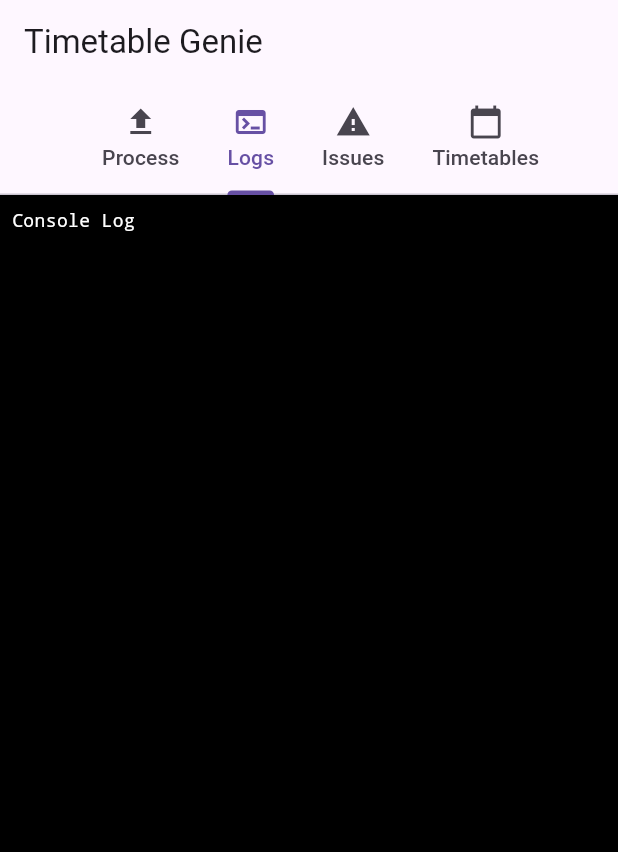
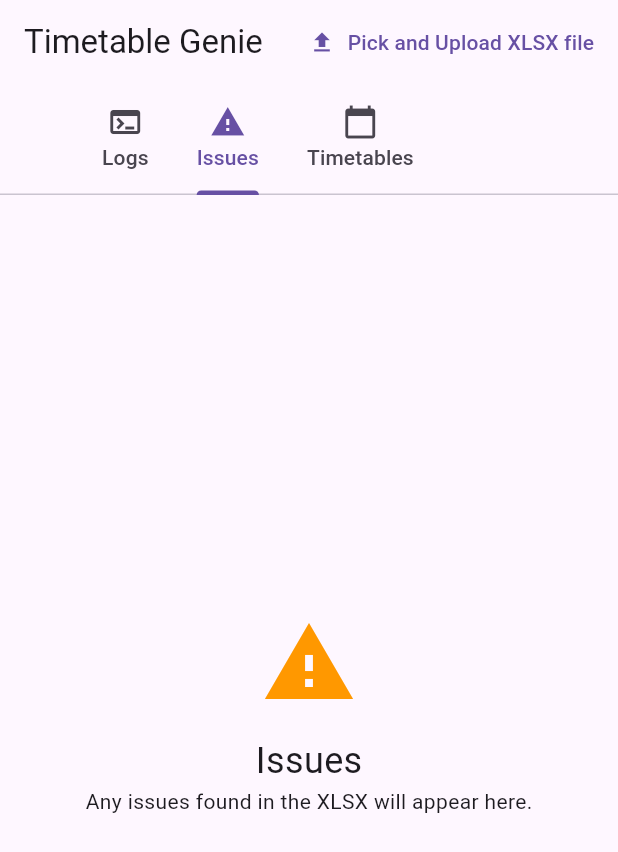
Before and after one commit to NPaspallis/ttgenie, a Flutter app: the screen it shows after launch, tab 2 chosen, on a phone screen of 412 x 824 dp. Shown: the top 852 px of the screen. Run offline on Flutter 3.47's test engine with Material 3 defaults, Android fonts, the phone set to English and light mode, and no system bars; our stand-ins replace file_picker; missing offline and left inert: excel.

Commit message:
refactored to 3 tabs

```diff
--- a/lib/main.dart
+++ b/lib/main.dart
@@ -103,10 +103,21 @@ class _ExcelProcessorState extends State<ExcelProcessor> {
       child: Scaffold(
         appBar: AppBar(
           title: const Text('Timetable Genie'),
+          actions: [
+            TextButton.icon(
+              onPressed: () {
+                _addLog('Uploading file ...');
+                _pickAndProcessFile();
+              },
+              icon: const Icon(Icons.upload),
+              label: const Text(
+                'Pick and Upload XLSX file'
+              ),
+            ),
+          ],
           bottom: const TabBar(
             isScrollable: true,
             tabs: [
-              Tab(icon: Icon(Icons.upload), text: 'Process'),
               Tab(icon: Icon(Icons.terminal), text: 'Logs'),
               Tab(icon: Icon(Icons.report_problem), text: 'Issues'),
               Tab(icon: Icon(Icons.calendar_today), text: 'Timetables'),
@@ -115,24 +126,7 @@ class _ExcelProcessorState extends State<ExcelProcessor> {
         ),
         body: TabBarView(
           children: [
-            // Tab 1: Action Button
-            Center(
-              child: _isProcessing
-                  ? const Column(
-                      mainAxisAlignment: MainAxisAlignment.center,
-                      children: [
-                        CircularProgressIndicator(),
-                        SizedBox(height: 16),
-                        Text('Processing Excel file...'),
-                      ],
-                    )
-                  : ElevatedButton.icon(
-                      onPressed: _pickAndProcessFile,
-                      icon: const Icon(Icons.upload_file),
-                      label: const Text('Pick and Process XLSX'),
-                    ),
-            ),
-            // Tab 2: Logs
+            // Tab 1: Logs
             Container(
               color: Colors.black,
               child: Theme(
@@ -165,7 +159,7 @@ class _ExcelProcessorState extends State<ExcelProcessor> {
                 ),
               ),
             ),
-            // Tab 3: Issues Placeholder
+            // Tab 2: Issues Placeholder
             const Center(
               child: Column(
                 mainAxisAlignment: MainAxisAlignment.center,
@@ -177,7 +171,7 @@ class _ExcelProcessorState extends State<ExcelProcessor> {
                 ],
               ),
             ),
-            // Tab 4: Timetables Placeholder
+            // Tab 3: Timetables Placeholder
             const Center(
               child: Column(
                 mainAxisAlignment: MainAxisAlignment.center,
```
